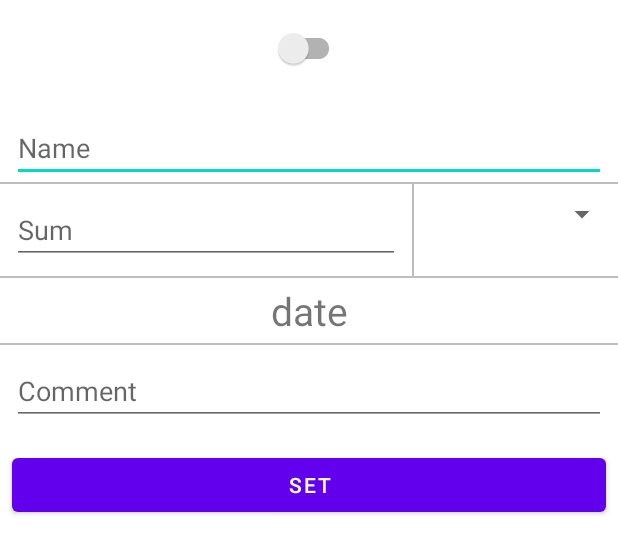
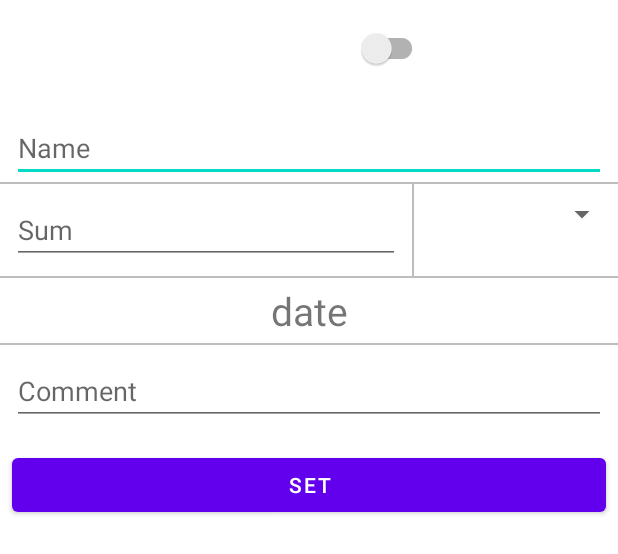
Before and after one commit to PavkaBrika/debtbookapp, an Android app: the layout fragment_addnewhuman.xml on its own in the app's theme, with its tools: preview values and no code run, on a phone screen of 412 x 824 dp. Shown: the top 554 px of the screen. Run offline under Robolectric (Android 15) with nearby library versions, the phone set to English and light mode, and no system bars; plain views replace StickySwitch.

Commit message:
added custom toggle button, added colors

```diff
--- a/app/build.gradle
+++ b/app/build.gradle
@@ -59,7 +59,7 @@
     implementation "androidx.lifecycle:lifecycle-viewmodel-ktx:$lifecycle_version"
     implementation "androidx.lifecycle:lifecycle-livedata-ktx:$lifecycle_version"
 
-
     //Custom toggle button
     implementation 'com.github.GwonHyeok:StickySwitch:0.0.16'
+
 }
--- a/app/src/main/java/com/breckneck/debtbook/presentation/activity/MainActivity.kt
+++ b/app/src/main/java/com/breckneck/debtbook/presentation/activity/MainActivity.kt
@@ -15,6 +15,8 @@
     override fun onCreate(savedInstanceState: Bundle?) {
         super.onCreate(savedInstanceState)
         setContentView(R.layout.activity_main)
+
+
 
         val fragmentManager = supportFragmentManager
         val fragmentTransaction: FragmentTransaction = fragmentManager.beginTransaction()
--- a/app/src/main/res/layout/fragment_addnewhuman.xml
+++ b/app/src/main/res/layout/fragment_addnewhuman.xml
@@ -9,11 +9,12 @@
 
     <io.ghyeok.stickyswitch.widget.StickySwitch
         android:id="@+id/sticky_switch"
-        android:layout_width="wrap_content"
+        android:layout_width="175dp"
         android:layout_height="wrap_content"
         android:layout_gravity="center"
         android:layout_margin="8dp"
-        app:ss_animationDuration="600"
+        android:padding="8dp"
+        app:ss_animationDuration="400"
         app:ss_iconPadding="10dp"
         app:ss_iconSize="40dp"
         app:ss_leftIcon="@drawable/ic_baseline_add_24"
@@ -22,7 +23,7 @@
         app:ss_rightText="@string/take"
         app:ss_selectedTextSize="17sp"
         app:ss_sliderBackgroundColor="@color/gray"
-        app:ss_switchColor="#E0E0E0"
+        app:ss_switchColor="@color/green"
         app:ss_textColor="@color/black"
         app:ss_textSize="14sp"
         app:ss_animationType="curved"/>
@@ -123,4 +124,5 @@
         android:layout_margin="8dp" />
 
 
+
 </LinearLayout>
--- a/app/src/main/res/values/colors.xml
+++ b/app/src/main/res/values/colors.xml
@@ -8,4 +8,6 @@
     <color name="black">#FF000000</color>
     <color name="white">#FFFFFFFF</color>
     <color name="gray">#BDBDBD</color>
+    <color name="green">#00E676</color>
+    <color name="red">#FF3D00</color>
 </resources>
```
Also changed, not shown: app/src/main/java/com/breckneck/debtbook/adapter/DebtAdapter.kt (+9 -0 lines), app/src/main/java/com/breckneck/debtbook/adapter/HumanAdapter.kt (+8 -0 lines), app/src/main/java/com/breckneck/debtbook/presentation/fragment/NewDebtFragment.kt (+8 -5 lines), build.gradle (line endings or trailing spaces).
